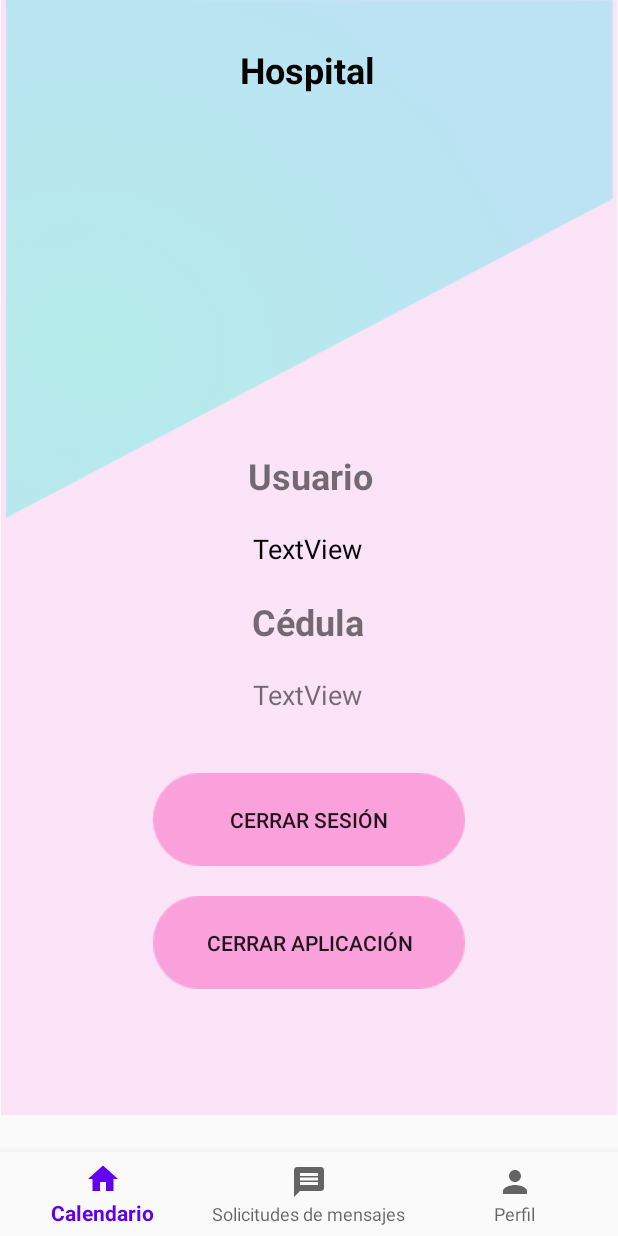
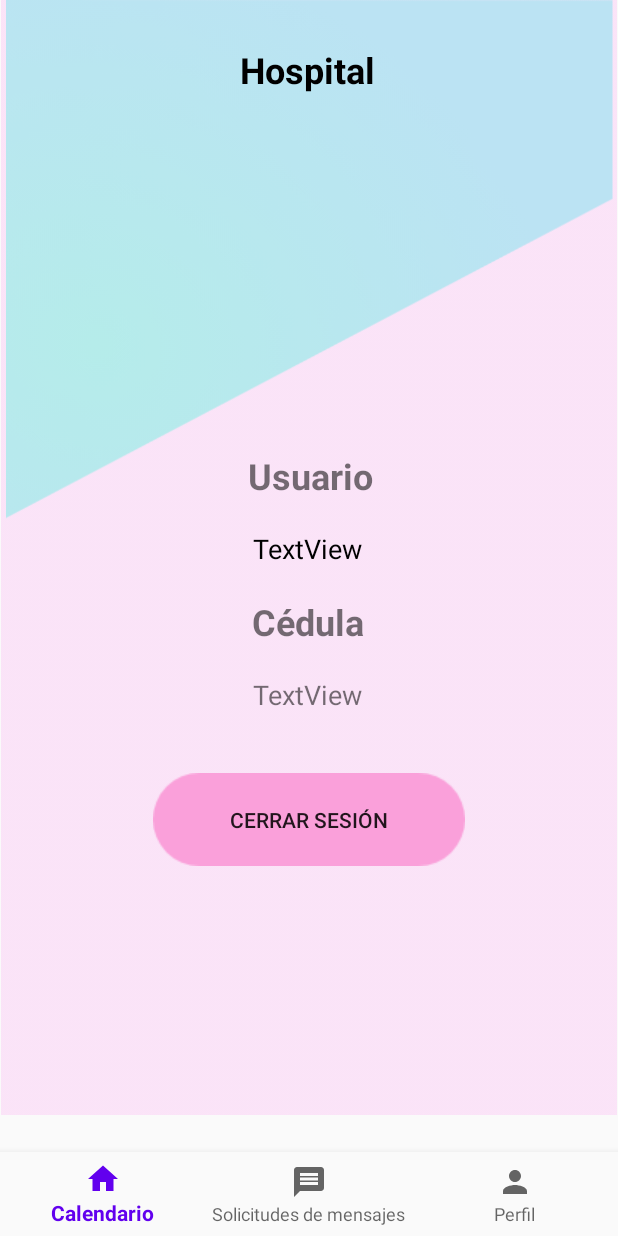
Before and after one commit to htrivino20/PST3_1T2020_MEDICINA_MOVIL, an Android app: the fragment FragmentPerfil placed in its activity, on a phone screen of 412 x 824 dp. Run offline under Robolectric (Android 15) with nearby library versions, the phone set to English and light mode, and no system bars; our stand-ins replace Firebase (no records; nobody signed in at launch, a user with empty details on screens opened directly), Picasso; pictures from the network do not load; 6 statements that could not run were skipped.

Commit message:
my message

```diff
--- a/app/src/main/java/com/example/medicinamovil/Fragments/FragmentPerfil.java
+++ b/app/src/main/java/com/example/medicinamovil/Fragments/FragmentPerfil.java
@@ -1,5 +1,6 @@
 package com.example.medicinamovil.Fragments;
 
+import android.content.Intent;
 import android.os.Bundle;
 
 import androidx.fragment.app.Fragment;
@@ -7,13 +8,19 @@ import androidx.fragment.app.Fragment;
 import android.view.LayoutInflater;
 import android.view.View;
 import android.view.ViewGroup;
+import android.widget.Button;
 import android.widget.ImageView;
 import android.widget.TextView;
+import android.widget.Toast;
 
+import com.example.medicinamovil.AlertActivity;
 import com.example.medicinamovil.MainActivity;
 import com.example.medicinamovil.ObjetosNat.Enfermero;
+import com.example.medicinamovil.PrincipalEnfermeroActivity;
 import com.example.medicinamovil.R;
 import com.squareup.picasso.Picasso;
+
+import java.util.ArrayList;
 
 /**
  * A simple {@link Fragment} subclass.
@@ -24,6 +31,7 @@ public class FragmentPerfil extends Fragment {
     String datos;
     TextView nombre;
     TextView cedula;
+    Button boton;
 
     View vista;
     // TODO: Rename parameter arguments, choose names that match
@@ -81,6 +89,13 @@ public class FragmentPerfil extends Fragment {
 
         //Se carga los datos
         cargarPerfil(vista);
+        boton=(Button) vista.findViewById(R.id.botonSalir);
+        boton.setOnClickListener(new View.OnClickListener() {
+            @Override
+            public void onClick(View v) {
+                getActivity().finish();
+            }
+        });
 
 
 
@@ -101,7 +116,4 @@ public class FragmentPerfil extends Fragment {
         }
     }
 
-    public void cerrarApp(View vista){
-        //System.exit(1);
-    }
 }
--- a/app/src/main/res/layout/fragment_perfil.xml
+++ b/app/src/main/res/layout/fragment_perfil.xml
@@ -95,7 +95,7 @@
             tools:src="@drawable/fotopaciente" />
 
         <Button
-            android:id="@+id/button4"
+            android:id="@+id/botonSalir"
             android:layout_width="wrap_content"
             android:layout_height="wrap_content"
             android:layout_marginTop="40dp"
@@ -105,17 +105,5 @@
             app:layout_constraintStart_toStartOf="parent"
             app:layout_constraintTop_toBottomOf="@+id/textCedula" />
 
-        <Button
-            android:id="@+id/button6"
-            android:layout_width="wrap_content"
-            android:layout_height="wrap_content"
-            android:layout_marginTop="20dp"
-            android:background="@drawable/boton"
-            android:onClick="cerrarApp"
-            android:text="Cerrar aplicación"
-            app:layout_constraintEnd_toEndOf="parent"
-            app:layout_constraintStart_toStartOf="parent"
-            app:layout_constraintTop_toBottomOf="@+id/button4" />
-
     </androidx.constraintlayout.widget.ConstraintLayout>
 </FrameLayout>
```
Also changed, not shown: app/src/main/java/com/example/medicinamovil/MainActivity.java (+93 -5 lines).
